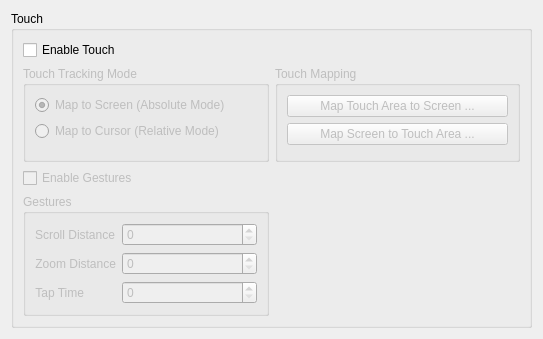
The window that src/kcmodule/touchpagewidget.ui (KDE/wacomtablet) describes before a commit, drawn with Qt 5.
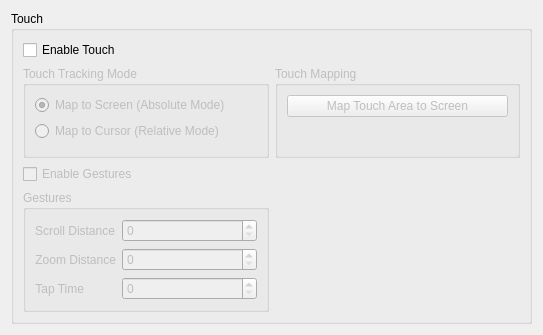
The same window after the commit. Icons and pictures are not drawn.

Commit message:
Removed "Screen to tablet mapping" button and classes.
The "map screen to tablet area" button and its classes were removed
becaue it is no longer required. All mapping can now be done in the
tablet mapping dialog.

```diff
--- a/src/kcmodule/touchpagewidget.ui
+++ b/src/kcmodule/touchpagewidget.ui
@@ -98,28 +98,10 @@
            <string>Touch Mapping</string>
           </property>
           <layout class="QVBoxLayout" name="verticalLayout_4">
-           <item>
-            <widget class="QPushButton" name="touchMappingScreenButton">
-             <property name="sizePolicy">
-              <sizepolicy hsizetype="MinimumExpanding" vsizetype="Fixed">
-               <horstretch>0</horstretch>
-               <verstretch>0</verstretch>
-              </sizepolicy>
-             </property>
-             <property name="text">
-              <string>Map Touch Area to Screen ...</string>
-             </property>
-             <property name="icon">
-              <iconset theme="video-display">
-               <normaloff/>
-              </iconset>
-             </property>
-            </widget>
-           </item>
            <item>
             <widget class="QPushButton" name="touchMappingTabletButton">
              <property name="sizePolicy">
-              <sizepolicy hsizetype="Preferred" vsizetype="Fixed">
+              <sizepolicy hsizetype="MinimumExpanding" vsizetype="Fixed">
                <horstretch>0</horstretch>
                <verstretch>0</verstretch>
               </sizepolicy>
@@ -128,7 +110,7 @@
               <string>Allows to specify the tabletarea for different screen selections in absolute cursor mode.</string>
              </property>
              <property name="text">
-              <string>Map Screen to Touch Area ...</string>
+              <string>Map Touch Area to Screen</string>
              </property>
              <property name="icon">
               <iconset theme="input-tablet">
```
Left out of the diff: 17 changed lines with no effect on the pictures. The commit also changes 15 other files.
